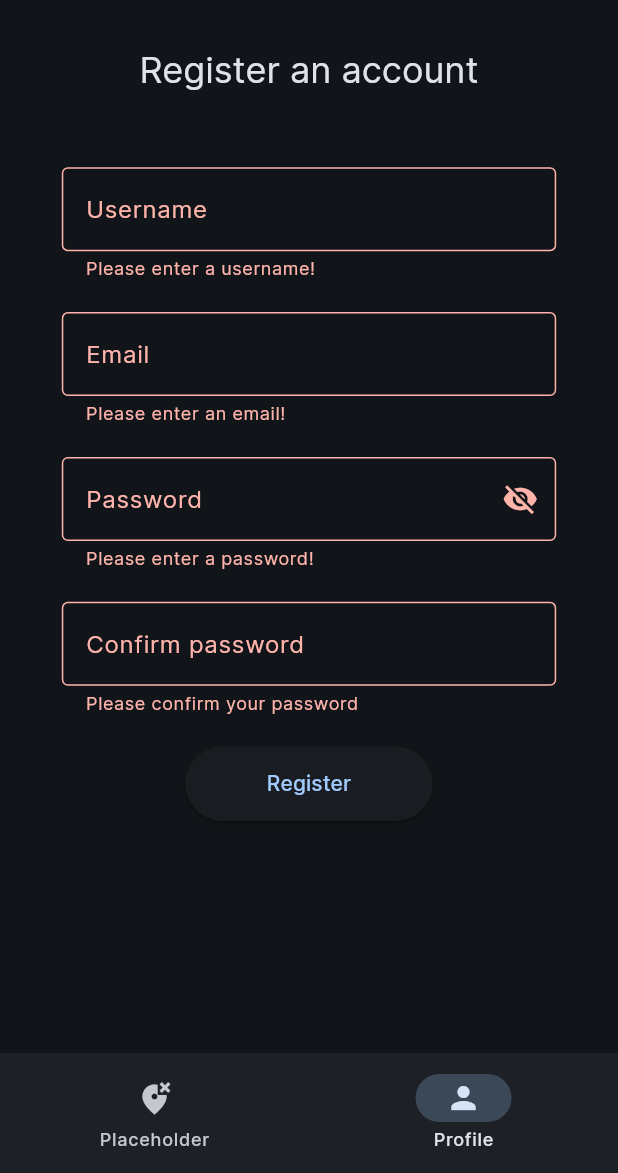
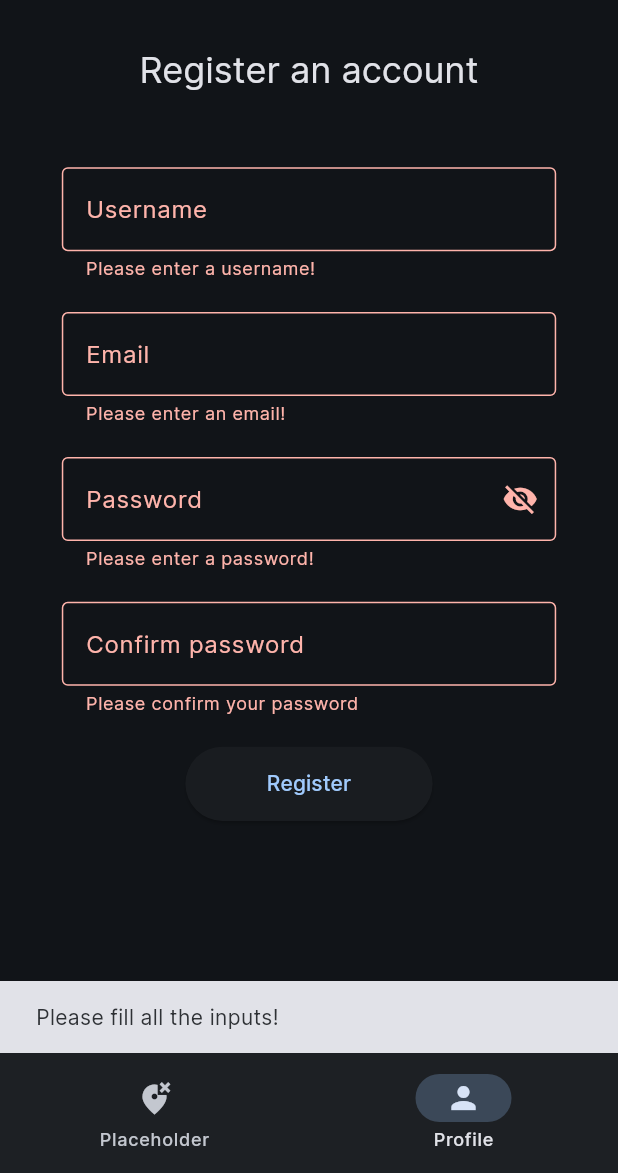
Before and after one commit to AdivonSlav/wordsmith-clients, a Flutter app: the screen it shows after launch, item 2 of the bottom bar chosen, after a tap on "Register", on a phone screen of 412 x 824 dp, the part 63-1236 px from its top. Run offline on Flutter 3.47's test engine with Material 3 defaults, Android fonts, the phone set to English and light mode, and no system bars; our stand-ins replace flutter_secure_storage; missing offline and left inert: file_selector, window_manager; accounts and stored records are empty; generated files the repository leaves out were written again.

Commit message:
add snackbar notification if registration fields are not entered

```diff
--- a/wordsmith_mobile/lib/screens/registration_screen.dart
+++ b/wordsmith_mobile/lib/screens/registration_screen.dart
@@ -184,6 +184,11 @@ class RegistrationScreenWidgetState extends State<RegistrationScreenWidget> {
                               "Registered and logged in with ${loginCreds.accessToken}");
                           _toggleRegistrationInProgress();
                         }
+                      } else {
+                        ScaffoldMessenger.of(context).showSnackBar(
+                          const SnackBar(
+                              content: Text("Please fill all the inputs!")),
+                        );
                       }
                     },
                     child: !_registrationInProgress
```
